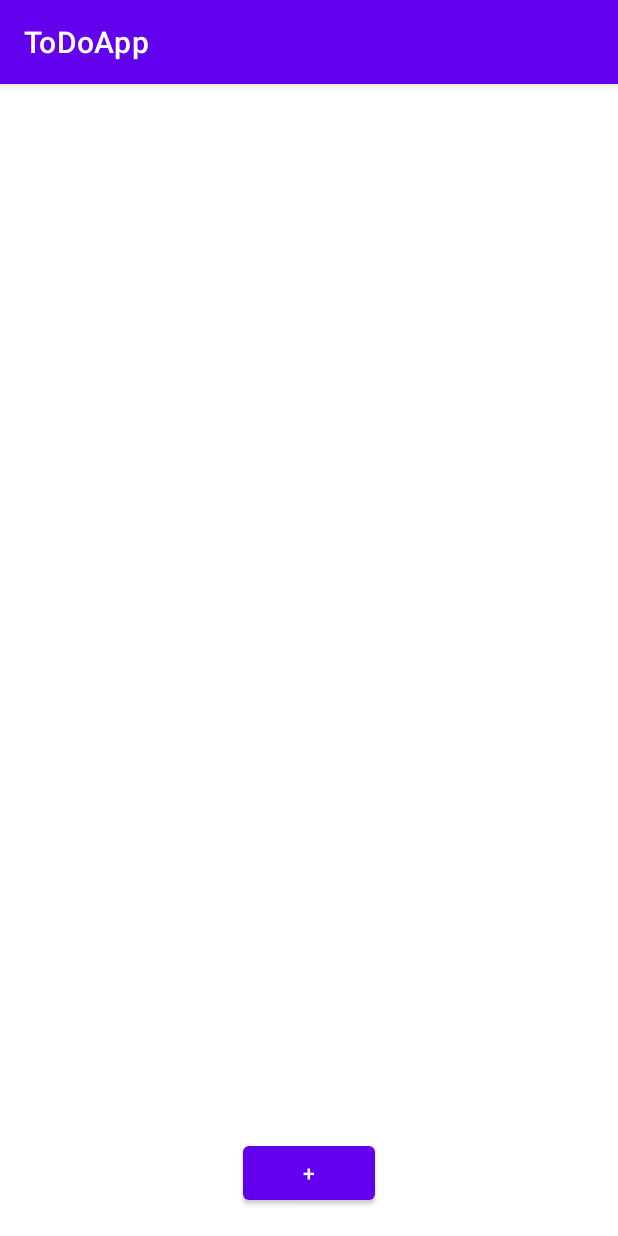
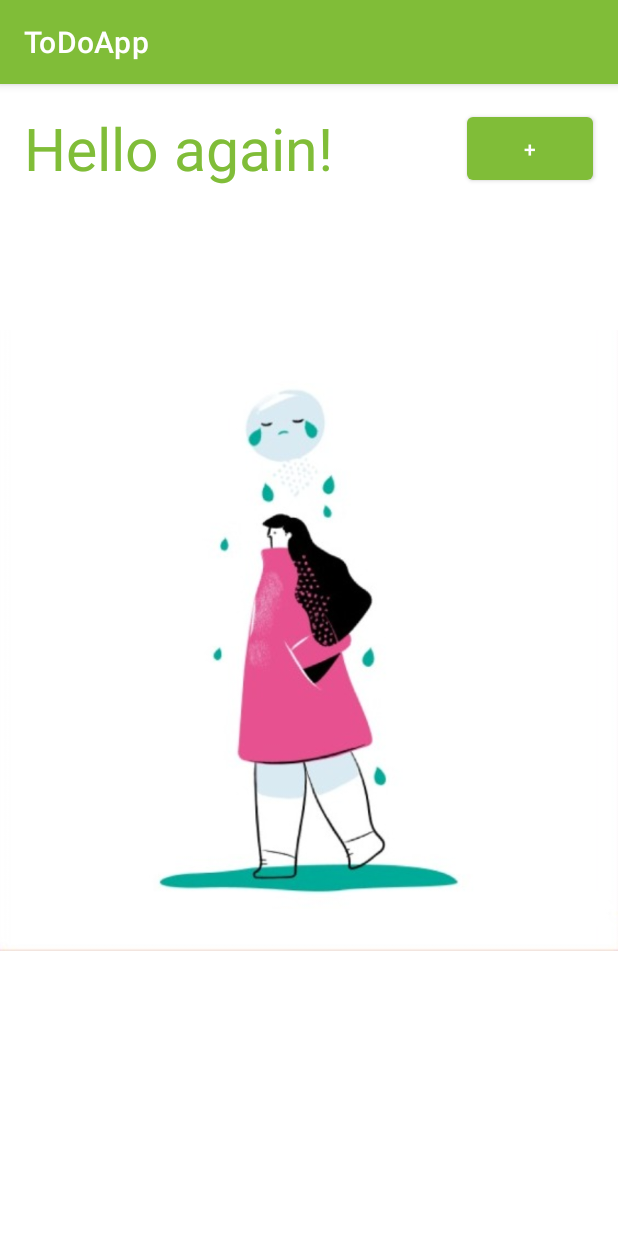
Before and after one commit to lamiaomar/ToDoApp, an Android app: the screen it shows after launch (MainActivity), on a phone screen of 412 x 824 dp. Run offline under Robolectric (Android 15) with nearby library versions, the phone set to English and light mode, and no system bars; our stand-ins replace Dagger/Hilt's generated code, Room's generated code, data binding.

Commit message:
initial commit

```diff
--- a/app/src/main/java/com/lamia/todoapp/data/repo/TaskRepository.kt
+++ b/app/src/main/java/com/lamia/todoapp/data/repo/TaskRepository.kt
@@ -13,8 +13,9 @@ class TaskRepository @Inject constructor(
     private val ioDispatcher: CoroutineDispatcher = Dispatchers.IO
 ) {
 
-    suspend fun deleteTask(task: Task) {
-        return taskDao.deleteTask(task)
+    suspend fun deleteTask(task: Task) =
+        withContext(ioDispatcher){
+         taskDao.deleteTask(task)
     }
 
     suspend fun getTasks(): List<Task> =
--- a/app/src/main/java/com/lamia/todoapp/model/Task.kt
+++ b/app/src/main/java/com/lamia/todoapp/model/Task.kt
@@ -18,5 +18,6 @@ data class Task(
     @PrimaryKey
     val id: Int? = null,
     val title: String = "",
+    val timestamp : String = "",
     val description: String = ""
 )
--- a/app/src/main/java/com/lamia/todoapp/ui/TaskViewModel.kt
+++ b/app/src/main/java/com/lamia/todoapp/ui/TaskViewModel.kt
@@ -1,7 +1,12 @@
 package com.lamia.todoapp.ui
 
+import android.annotation.SuppressLint
 import android.util.Log
+import androidx.core.content.ContentProviderCompat.requireContext
+import androidx.core.content.res.TypedArrayUtils.getString
 import androidx.lifecycle.*
+import com.google.android.material.dialog.MaterialAlertDialogBuilder
+import com.lamia.todoapp.R
 import com.lamia.todoapp.domain.TasksUseCases
 import com.lamia.todoapp.model.Task
 import com.lamia.todoapp.model.Tasks
@@ -9,6 +14,8 @@ import dagger.hilt.android.lifecycle.HiltViewModel
 import kotlinx.coroutines.flow.*
 import javax.inject.Inject
 import kotlinx.coroutines.launch
+
+enum class ListState { EMPTY, NOT_EMPTY }
 
 @HiltViewModel
 class TaskViewModel @Inject constructor(
@@ -24,6 +31,10 @@ class TaskViewModel @Inject constructor(
     private val _taskDetail = MutableStateFlow(Task())
     val taskDetail: StateFlow<Task> = _taskDetail.asStateFlow()
 
+    //    UI state
+    private val _status = MutableLiveData<ListState>()
+    val status: LiveData<ListState> = _status
+
     init {
         getTasks()
     }
@@ -34,17 +45,22 @@ class TaskViewModel @Inject constructor(
      */
     fun getTasks() {
         viewModelScope.launch {
+
             val tasksDB = tasksUseCases.getTasksUseCases.invoke()
-            Log.e("task", "$tasksDB")
-            _taskList.update { tasks ->
-                tasks.copy(
-                    taskList = tasksDB
-                )
+            if (tasksDB.isEmpty()) {
+                _status.value = ListState.EMPTY
+            }else{
+                Log.e("task", "$tasksDB")
+                _taskList.update { tasks ->
+                    tasks.copy(
+                        taskList = tasksDB
+                    )
+                }
             }
         }
     }
 
-    fun getTaskDetail(id: Int){
+    fun getTaskDetail(id: Int) {
         viewModelScope.launch {
             val taskDetail = tasksUseCases.getTaskDetailUseCase.invoke(id)
             _taskDetail.update {
@@ -65,7 +81,7 @@ class TaskViewModel @Inject constructor(
         }
     }
 
-    fun deleteTask(task: Task){
+    fun deleteTask(task: Task) {
         viewModelScope.launch {
             tasksUseCases.deleteTaskUseCase.invoke(task)
         }
--- a/app/src/main/res/layout/fragment_task.xml
+++ b/app/src/main/res/layout/fragment_task.xml
@@ -9,39 +9,62 @@
             name="viewModel"
             type="com.lamia.todoapp.ui.TaskViewModel" />
     </data>
+
     <androidx.constraintlayout.widget.ConstraintLayout
         android:layout_width="match_parent"
         android:layout_height="match_parent"
         tools:context="com.example.android.marsphotos.overview.OverViewFragment">
 
+        <TextView
+            android:id="@+id/hello"
+            android:layout_width="wrap_content"
+            android:layout_height="wrap_content"
+            android:layout_marginStart="16dp"
+            android:layout_marginTop="16dp"
+            android:text="Hello again!"
+            android:textColor="@color/green"
+            android:textSize="39dp"
+            app:layout_constraintStart_toStartOf="parent"
+            app:layout_constraintTop_toTopOf="parent" />
 
         <androidx.recyclerview.widget.RecyclerView
             android:id="@+id/list"
             android:layout_width="match_parent"
             android:layout_height="600dp"
+            android:layout_marginTop="8dp"
             android:clipToPadding="false"
-            android:padding="6dp"
             app:layoutManager="androidx.recyclerview.widget.LinearLayoutManager"
-            app:layout_constraintBottom_toBottomOf="parent"
+            app:layout_constraintEnd_toEndOf="parent"
             app:layout_constraintLeft_toLeftOf="parent"
             app:layout_constraintRight_toRightOf="parent"
-            app:layout_constraintTop_toTopOf="parent"
-            app:spanCount="2"
+            app:layout_constraintStart_toStartOf="parent"
+            app:layout_constraintTop_toBottomOf="@+id/hello"
+            app:list="@{viewModel.taskList.taskList}"
             tools:itemCount="16"
-            app:list="@{viewModel.taskList.taskList}"
-            tools:listitem="@layout/task"
-        />
+            tools:listitem="@layout/task" />
 
         <Button
             android:id="@+id/add_task"
+            android:layout_width="84dp"
+            android:layout_height="54dp"
+            android:layout_marginTop="16dp"
+            android:text="+"
+            app:layout_constraintEnd_toEndOf="parent"
+            app:layout_constraintHorizontal_bias="0.84"
+            app:layout_constraintStart_toEndOf="@+id/hello"
+            app:layout_constraintTop_toTopOf="parent" />
+
+        <ImageView
+            android:id="@+id/imageView"
             android:layout_width="wrap_content"
             android:layout_height="wrap_content"
-            android:text="+"
             app:layout_constraintBottom_toBottomOf="parent"
             app:layout_constraintEnd_toEndOf="parent"
+            app:layout_constraintHorizontal_bias="0.0"
             app:layout_constraintStart_toStartOf="parent"
-            app:layout_constraintTop_toBottomOf="@+id/list"
-            />
+            app:layout_constraintTop_toBottomOf="@+id/hello"
+            app:layout_constraintVertical_bias="0.144"
+            app:srcCompat="@drawable/whatsapp_image_2022_03_20_at_10_49_19_am" />
         <!--    app:listData="@{viewModel.results}"-->
 
         <!--    tools:listitem="@layout/grid_view_item"-->
--- a/app/src/main/res/values/colors.xml
+++ b/app/src/main/res/values/colors.xml
@@ -7,4 +7,6 @@
     <color name="teal_700">#FF018786</color>
     <color name="black">#FF000000</color>
     <color name="white">#FFFFFFFF</color>
+
+    <color name="green">#80BD38</color>
 </resources>
--- a/app/src/main/res/values/strings.xml
+++ b/app/src/main/res/values/strings.xml
@@ -1,5 +1,9 @@
 <resources>
     <string name="app_name">ToDoApp</string>
-    <!-- TODO: Remove or change this placeholder text -->
     <string name="hello_blank_fragment">Hello blank fragment</string>
+
+    <string name="delete">Delete</string>
+    <string name="question">Are you sure you want delete the task ?</string>
+    <string name="cancel">Cancel</string>
+
 </resources>
--- a/app/src/main/res/values/themes.xml
+++ b/app/src/main/res/values/themes.xml
@@ -2,12 +2,12 @@
     <!-- Base application theme. -->
     <style name="Theme.ToDoApp" parent="Theme.MaterialComponents.DayNight.DarkActionBar">
         <!-- Primary brand color. -->
-        <item name="colorPrimary">@color/purple_500</item>
-        <item name="colorPrimaryVariant">@color/purple_700</item>
+        <item name="colorPrimary">@color/green</item>
+        <item name="colorPrimaryVariant">@color/green</item>
         <item name="colorOnPrimary">@color/white</item>
         <!-- Secondary brand color. -->
-        <item name="colorSecondary">@color/teal_200</item>
-        <item name="colorSecondaryVariant">@color/teal_700</item>
+        <item name="colorSecondary">@color/green</item>
+        <item name="colorSecondaryVariant">@color/green</item>
         <item name="colorOnSecondary">@color/black</item>
         <!-- Status bar color. -->
         <item name="android:statusBarColor" tools:targetApi="l">?attr/colorPrimaryVariant</item>
```
Also changed, not shown: app/src/main/java/com/lamia/todoapp/ui/AddTaskFragment.kt (+17 -5 lines), app/src/main/java/com/lamia/todoapp/ui/TaskDetailFragment.kt (+7 -3 lines), app/src/main/java/com/lamia/todoapp/ui/TaskFragment.kt (+4 -5 lines), app/src/main/java/com/lamia/todoapp/ui/adapter/BindingAdapter.kt (+0 -9 lines), app/src/main/java/com/lamia/todoapp/ui/adapter/TaskAdapter.kt (+18 -1 lines), app/src/main/res/layout/fragment_task_detail.xml (+12 -1 lines), app/src/main/res/layout/task.xml (+30 -10 lines), app/src/main/res/drawable/whatsapp_image_2022_03_20_at_10_49_19_am.jpeg (added), app/src/main/res/drawable/whatsapp_image_2022_03_20_at_10_50_06_am.jpeg (added), app/src/main/res/drawable/whatsapp_image_2022_03_20_at_10_51_11_am.jpeg (added).
